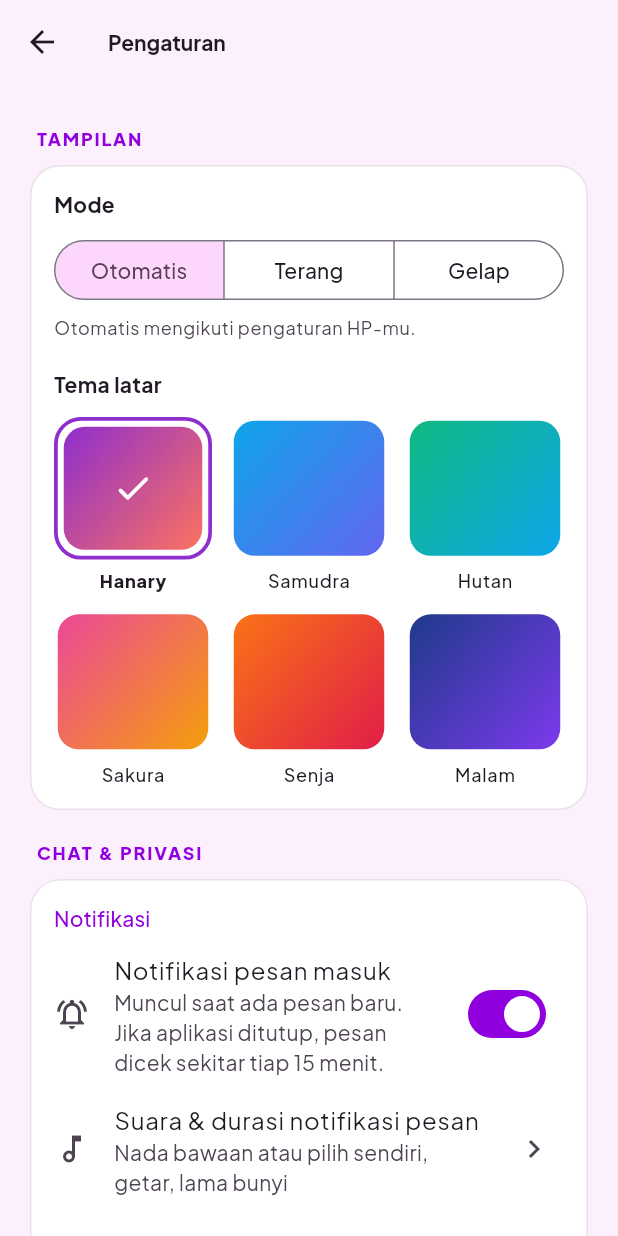
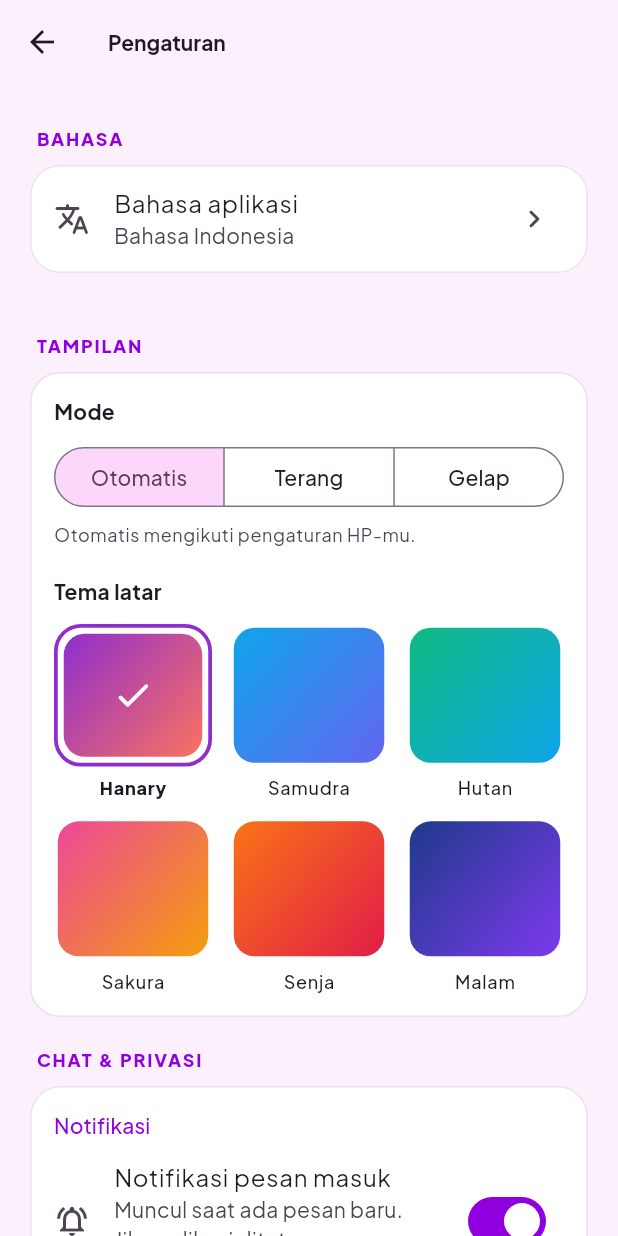
Before and after one commit to hanseougun/hanary, a Flutter app: the PengaturanScreen screen opened directly, on a phone screen of 412 x 824 dp. Run offline on Flutter 3.47's test engine with Material 3 defaults, Android fonts, the phone set to English and light mode, and no system bars; our stand-ins replace audioplayers, cloud_firestore, file_picker, firebase_auth, firebase_core, firebase_messaging and 9 more; missing offline and left inert: cryptography, flutter_webrtc, record, workmanager; accounts and stored records are empty; statements that could not run were skipped.

Commit message:
Bahasa: dasar pilihan bahasa (ID/EN/JA/KO/ZH) dan fungsi tr()
Co-Authored-By: Claude Opus 5.5 (1M context) <noreply@anthropic.com>
Claude-Session: https://claude.ai/code/session_01LL2HuP1uaSrfjA3GaeJKyo

```diff
--- a/lib/app.dart
+++ b/lib/app.dart
@@ -1,4 +1,7 @@
 import 'package:flutter/material.dart';
+import 'package:flutter_localizations/flutter_localizations.dart';
+
+import 'l10n/bahasa.dart';
 
 import 'screens/intro_screen.dart';
 import 'theme/hanary_theme.dart';
@@ -10,8 +13,9 @@ class HanaryApp extends StatelessWidget {
   @override
   Widget build(BuildContext context) {
     final pengaturan = PengaturanTampilan.instance;
+    final bahasa = PengaturanBahasa.instance;
     return ListenableBuilder(
-      listenable: pengaturan,
+      listenable: Listenable.merge([pengaturan, bahasa]),
       builder: (context, _) => MaterialApp(
         title: 'Hanary',
         debugShowCheckedModeBanner: false,
@@ -19,6 +23,9 @@ class HanaryApp extends StatelessWidget {
         theme: buatTema(pengaturan.tema, Brightness.light),
         darkTheme: buatTema(pengaturan.tema, Brightness.dark),
         themeAnimationDuration: const Duration(milliseconds: 400),
+        locale: bahasa.bahasa.locale,
+        supportedLocales: [for (final b in Bahasa.values) b.locale],
+        localizationsDelegates: GlobalMaterialLocalizations.delegates,
         home: const IntroScreen(),
       ),
     );
--- /dev/null
+++ b/lib/l10n/bahasa.dart
@@ -0,0 +1,82 @@
+import 'package:flutter/material.dart';
+import 'package:flutter/scheduler.dart';
+import 'package:shared_preferences/shared_preferences.dart';
+
+import 'kamus.dart';
+
+/// Bahasa tampilan aplikasi.
+enum Bahasa {
+  id('Bahasa Indonesia', Locale('id'), 'id_ID'),
+  en('English', Locale('en'), 'en_US'),
+  ja('日本語', Locale('ja'), 'ja'),
+  ko('한국어', Locale('ko'), 'ko'),
+  zh('中文（简体）', Locale('zh'), 'zh_CN');
+
+  const Bahasa(this.nama, this.locale, this.kodeTanggal);
+
+  /// Nama bahasa dalam bahasanya sendiri.
+  final String nama;
+  final Locale locale;
+
+  /// Kode untuk format tanggal (`DateFormat(..., kodeTanggal)`).
+  final String kodeTanggal;
+
+  static Bahasa dari(String? nama) => Bahasa.values.firstWhere((b) => b.name == nama, orElse: () => Bahasa.id);
+}
+
+/// Bahasa yang dipilih, disimpan di HP.
+class PengaturanBahasa extends ChangeNotifier {
+  PengaturanBahasa._();
+  static final instance = PengaturanBahasa._();
+
+  static const _kunci = 'tampilan.bahasa';
+
+  Bahasa _bahasa = Bahasa.id;
+  Bahasa get bahasa => _bahasa;
+
+  /// Dibaca sekali saat aplikasi (atau pemeriksaan latar) dimulai.
+  Future<void> muat() async {
+    try {
+      final prefs = await SharedPreferences.getInstance();
+      _bahasa = Bahasa.dari(prefs.getString(_kunci));
+    } catch (_) {}
+  }
+
+  Future<void> setBahasa(Bahasa b) async {
+    if (b == _bahasa) return;
+    _bahasa = b;
+    notifyListeners();
+    // Semua layar dibangun ulang agar teks langsung berganti bahasa.
+    SchedulerBinding.instance.addPostFrameCallback((_) => _bangunUlangSemua());
+    final prefs = await SharedPreferences.getInstance();
+    await prefs.setString(_kunci, b.name);
+  }
+
+  static void _bangunUlangSemua() {
+    void tandai(Element e) {
+      e.markNeedsBuild();
+      e.visitChildren(tandai);
+    }
+
+    WidgetsBinding.instance.rootElement?.visitChildren(tandai);
+  }
+}
+
+/// Kode format tanggal untuk bahasa yang dipilih, mis. `DateFormat('EEEE', kodeTanggal)`.
+String get kodeTanggal => PengaturanBahasa.instance.bahasa.kodeTanggal;
+
+/// Menerjemahkan teks (ditulis dalam Bahasa Indonesia) ke bahasa yang dipilih.
+///
+/// Bagian yang berubah ditulis `{nama}` dan diisi lewat [isi]:
+/// `tr('Hapus {nama}?', {'nama': x})`. Jika terjemahan belum ada, teks
+/// Indonesianya yang dipakai.
+String tr(String teks, [Map<String, Object?> isi = const {}]) {
+  final b = PengaturanBahasa.instance.bahasa;
+  var hasil = teks;
+  if (b != Bahasa.id) {
+    final t = terjemahan(teks);
+    if (t != null) hasil = t[b.index - 1];
+  }
+  if (isi.isEmpty) return hasil;
+  return hasil.replaceAllMapped(RegExp(r'\{(\w+)\}'), (m) => '${isi[m[1]] ?? m[0]}');
+}
--- /dev/null
+++ b/lib/l10n/kamus_daftar_chat.dart
@@ -0,0 +1,4 @@
+// Terjemahan teks bagian "daftar_chat". Kunci = teks Bahasa Indonesia di kode;
+// nilai = [English, 日本語, 한국어, 中文].
+const Map<String, List<String>> kamusDaftarChat = {
+};
--- /dev/null
+++ b/lib/l10n/kamus_panggilan.dart
@@ -0,0 +1,4 @@
+// Terjemahan teks bagian "panggilan". Kunci = teks Bahasa Indonesia di kode;
+// nilai = [English, 日本語, 한국어, 中文].
+const Map<String, List<String>> kamusPanggilan = {
+};
--- /dev/null
+++ b/lib/l10n/kamus_profil.dart
@@ -0,0 +1,4 @@
+// Terjemahan teks bagian "profil". Kunci = teks Bahasa Indonesia di kode;
+// nilai = [English, 日本語, 한국어, 中文].
+const Map<String, List<String>> kamusProfil = {
+};
--- /dev/null
+++ b/lib/l10n/kamus_ruang_chat.dart
@@ -0,0 +1,4 @@
+// Terjemahan teks bagian "ruang_chat". Kunci = teks Bahasa Indonesia di kode;
+// nilai = [English, 日本語, 한국어, 中文].
+const Map<String, List<String>> kamusRuangChat = {
+};
--- /dev/null
+++ b/lib/l10n/kamus_tugas.dart
@@ -0,0 +1,4 @@
+// Terjemahan teks bagian "tugas". Kunci = teks Bahasa Indonesia di kode;
+// nilai = [English, 日本語, 한국어, 中文].
+const Map<String, List<String>> kamusTugas = {
+};
--- /dev/null
+++ b/lib/l10n/kamus_umum.dart
@@ -0,0 +1,4 @@
+// Terjemahan teks bagian "umum". Kunci = teks Bahasa Indonesia di kode;
+// nilai = [English, 日本語, 한국어, 中文].
+const Map<String, List<String>> kamusUmum = {
+};
--- a/lib/main.dart
+++ b/lib/main.dart
@@ -6,6 +6,7 @@ import 'package:intl/date_symbol_data_local.dart';
 
 import 'app.dart';
 import 'firebase_options.dart';
+import 'l10n/bahasa.dart';
 import 'services/chat_notifier.dart';
 import 'services/notifikasi_service.dart';
 import 'services/push_service.dart';
@@ -14,7 +15,8 @@ import 'theme/pengaturan_tampilan.dart';
 Future<void> main() async {
   WidgetsFlutterBinding.ensureInitialized();
   await Firebase.initializeApp(options: DefaultFirebaseOptions.currentPlatform);
-  await initializeDateFormatting('id_ID');
+  await initializeDateFormatting();
+  await PengaturanBahasa.instance.muat();
   await NotifikasiService.instance.init();
   await PengaturanTampilan.instance.muat();
   await ChatNotifier.daftarLatar();
--- a/lib/screens/pengaturan_screen.dart
+++ b/lib/screens/pengaturan_screen.dart
@@ -1,6 +1,7 @@
 import 'package:firebase_auth/firebase_auth.dart';
 import 'package:flutter/material.dart';
 
+import '../l10n/bahasa.dart';
 import '../theme/hanary_theme.dart';
 import '../theme/pengaturan_tampilan.dart';
 import '../widgets/hanary_widgets.dart';
@@ -12,6 +13,27 @@ import 'pengaturan/pengaturan_chat_screen.dart';
 class PengaturanScreen extends StatelessWidget {
   const PengaturanScreen({super.key});
 
+  Future<void> _pilihBahasa(BuildContext context) async {
+    final sekarang = PengaturanBahasa.instance.bahasa;
+    final dipilih = await showModalBottomSheet<Bahasa>(
+      context: context,
+      showDragHandle: true,
+      builder: (ctx) => SafeArea(
+        child: RadioGroup<Bahasa>(
+          groupValue: sekarang,
+          onChanged: (b) => Navigator.pop(ctx, b),
+          child: Column(
+            mainAxisSize: MainAxisSize.min,
+            children: [
+              for (final b in Bahasa.values) RadioListTile<Bahasa>(value: b, title: Text(b.nama)),
+            ],
+          ),
+        ),
+      ),
+    );
+    if (dipilih != null) await PengaturanBahasa.instance.setBahasa(dipilih);
+  }
+
   @override
   Widget build(BuildContext context) {
     final pengaturan = PengaturanTampilan.instance;
@@ -19,10 +41,25 @@ class PengaturanScreen extends StatelessWidget {
     return Scaffold(
       appBar: AppBar(title: const Text('Pengaturan')),
       body: ListenableBuilder(
-        listenable: pengaturan,
+        listenable: Listenable.merge([pengaturan, PengaturanBahasa.instance]),
         builder: (context, _) => ListView(
           padding: const EdgeInsets.fromLTRB(20, 8, 20, 32),
           children: [
+            const _JudulBagian('Bahasa'),
+            MunculBertahap(
+              child: Card(
+                margin: EdgeInsets.zero,
+                clipBehavior: Clip.antiAlias,
+                child: ListTile(
+                  leading: const Icon(Icons.translate_rounded),
+                  title: const Text('Bahasa aplikasi'),
+                  subtitle: Text(PengaturanBahasa.instance.bahasa.nama),
+                  trailing: const Icon(Icons.chevron_right_rounded),
+                  onTap: () => _pilihBahasa(context),
+                ),
+              ),
+            ),
+            const SizedBox(height: 20),
             const _JudulBagian('Tampilan'),
             MunculBertahap(
               child: Card(
--- a/pubspec.yaml
+++ b/pubspec.yaml
@@ -8,6 +8,8 @@ environment:
 
 dependencies:
   flutter:
+    sdk: flutter
+  flutter_localizations:
     sdk: flutter
   firebase_core: ^4.0.0
   firebase_auth: ^6.0.0
```
Also changed, not shown: lib/l10n/kamus.dart (added, +21 -0 lines), pubspec.lock, 1 other file.
